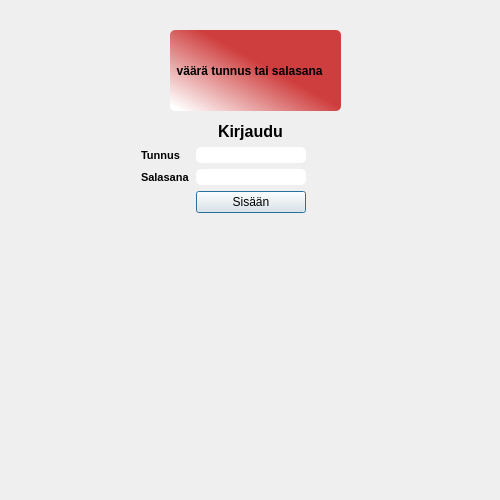
Before: the Qt Designer form tarkistatunnukset.ui in eelitt/mysliApp, drawn with Qt 5.
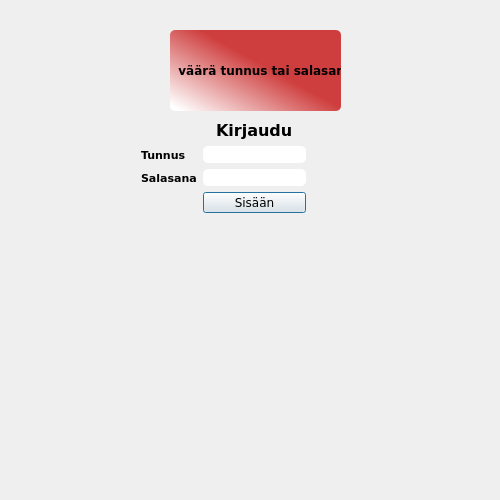
After: the same form once the commit is applied. Icons and pictures are not drawn.

The edit to the form file:
```diff
--- a/tarkistatunnukset.ui
+++ b/tarkistatunnukset.ui
@@ -47,12 +47,17 @@
      <height>92</height>
     </rect>
    </property>
+   <property name="font">
+    <font>
+     <family>Verdana</family>
+    </font>
+   </property>
    <layout class="QGridLayout" name="gridLayout">
     <item row="0" column="1" alignment="Qt::AlignHCenter">
      <widget class="QLabel" name="label">
       <property name="font">
        <font>
-        <family>Tahoma</family>
+        <family>Verdana</family>
         <pointsize>12</pointsize>
         <weight>75</weight>
         <italic>false</italic>
@@ -68,7 +73,7 @@
      <widget class="QLabel" name="label_2">
       <property name="font">
        <font>
-        <family>Tahoma</family>
+        <family>Verdana</family>
         <pointsize>8</pointsize>
         <weight>75</weight>
         <bold>true</bold>
@@ -81,6 +86,11 @@
     </item>
     <item row="1" column="1">
      <widget class="QLineEdit" name="tunnusLaatikko">
+      <property name="font">
+       <font>
+        <family>Verdana</family>
+       </font>
+      </property>
       <property name="styleSheet">
        <string notr="true">QLineEdit {
 border-radius: 5px;
@@ -93,7 +103,7 @@
      <widget class="QLabel" name="label_3">
       <property name="font">
        <font>
-        <family>Tahoma</family>
+        <family>Verdana</family>
         <pointsize>8</pointsize>
         <weight>75</weight>
         <bold>true</bold>
@@ -112,6 +122,11 @@
         <verstretch>0</verstretch>
        </sizepolicy>
       </property>
+      <property name="font">
+       <font>
+        <family>Verdana</family>
+       </font>
+      </property>
       <property name="styleSheet">
        <string notr="true">QLineEdit {
 border-radius: 5px
@@ -125,6 +140,11 @@
     </item>
     <item row="3" column="1">
      <widget class="QPushButton" name="pushButton">
+      <property name="font">
+       <font>
+        <family>Verdana</family>
+       </font>
+      </property>
       <property name="styleSheet">
        <string notr="true">QPushButton {
 
@@ -149,7 +169,7 @@
    </property>
    <property name="font">
     <font>
-     <family>Tahoma</family>
+     <family>Verdana</family>
      <pointsize>9</pointsize>
      <weight>75</weight>
      <italic>false</italic>
```
